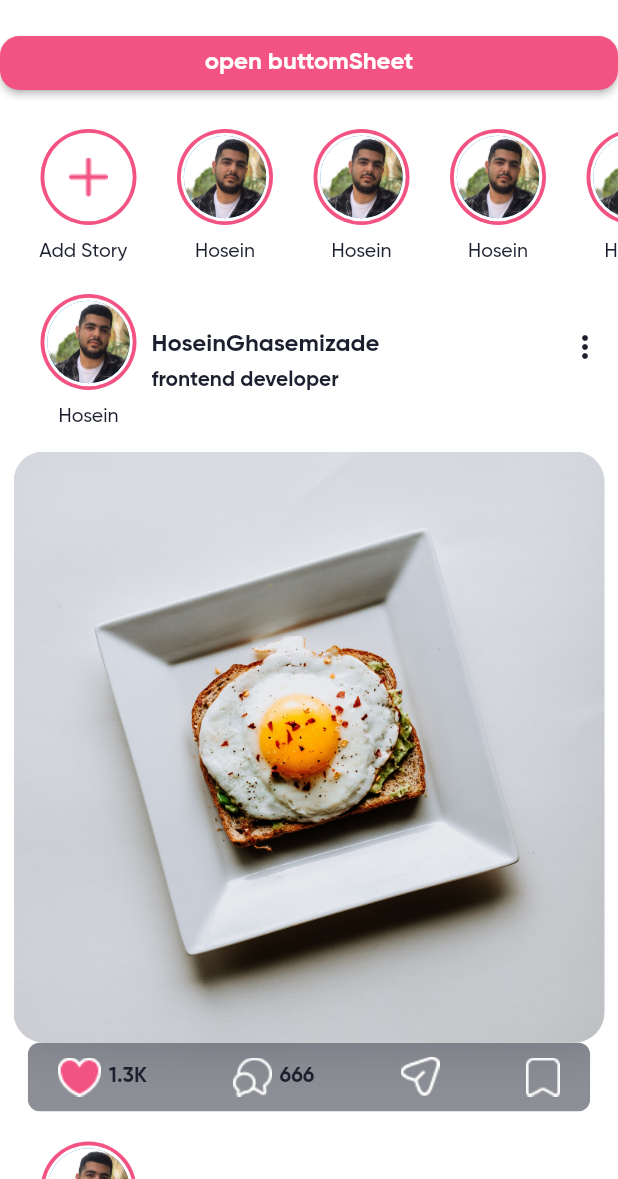
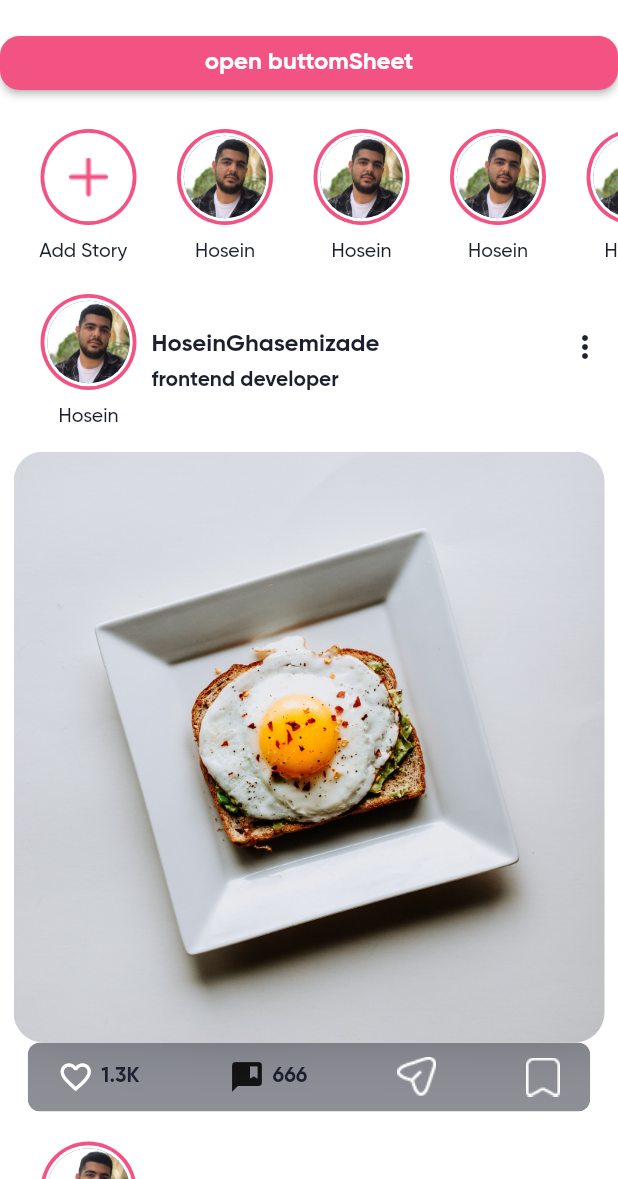
Before and after one commit to ghasemizade/instagram_clone, a Flutter app: the homePage screen opened directly, on a phone screen of 412 x 824 dp, the part 57-1236 px from its top. Run offline on Flutter 3.47's test engine with Material 2 defaults, Android fonts, the phone set to English and light mode, and no system bars.

Commit message:
update icond

```diff
--- a/instagram/lib/screens/home_screen.dart
+++ b/instagram/lib/screens/home_screen.dart
@@ -255,9 +255,13 @@ class _getPost extends StatelessWidget {
                             children: [
                               Row(
                                 children: [
-                                  Image(
-                                    image: AssetImage(
-                                        'assets/Images/icon_hart.png'),
+                                  // Image(
+                                  //   image: AssetImage(
+                                  //       'assets/Images/icon_hart.png'),
+                                  // ),
+                                  Icon(
+                                    Icons.favorite_border_outlined,
+                                    color: Colors.white,
                                   ),
                                   SizedBox(
                                     width: 5.0,
@@ -273,10 +277,11 @@ class _getPost extends StatelessWidget {
                               ),
                               Row(
                                 children: [
-                                  Image(
-                                    image: AssetImage(
-                                        'assets/Images/icon_comments.png'),
-                                  ),
+                                  // Image(
+                                  //   image: AssetImage(
+                                  //       'assets/Images/icon_comments.png'),
+                                  // ),
+                                  Icon(Icons.comment_bank),
                                   SizedBox(
                                     width: 5.0,
                                   ),
```
